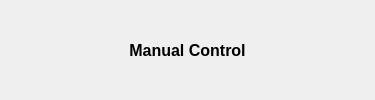
Above: src/ECM_gui/motion_dialog/widget_front_panel_motion_control.ui from dmherrington/ECM-Control-System before the change. Below: the same form after it.
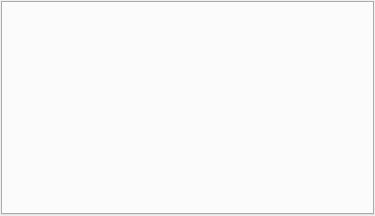
That is the form after the change.

Diff of the .ui file:
```diff
--- a/src/ECM_gui/motion_dialog/widget_front_panel_motion_control.ui
+++ b/src/ECM_gui/motion_dialog/widget_front_panel_motion_control.ui
@@ -7,7 +7,7 @@
     <x>0</x>
     <y>0</y>
     <width>375</width>
-    <height>100</height>
+    <height>216</height>
    </rect>
   </property>
   <property name="sizePolicy">
@@ -31,75 +31,28 @@
   <property name="windowTitle">
    <string>Form</string>
   </property>
-  <layout class="QVBoxLayout" name="verticalLayout">
-   <item>
-    <layout class="QHBoxLayout" name="horizontalLayout_6">
-     <item>
-      <spacer name="horizontalSpacer">
-       <property name="orientation">
-        <enum>Qt::Horizontal</enum>
-       </property>
-       <property name="sizeHint" stdset="0">
-        <size>
-         <width>40</width>
-         <height>20</height>
-        </size>
-       </property>
-      </spacer>
-     </item>
-     <item>
-      <layout class="QGridLayout" name="gridLayout_4">
-       <item row="0" column="0">
-        <widget class="QLabel" name="label_ManualControl">
-         <property name="sizePolicy">
-          <sizepolicy hsizetype="MinimumExpanding" vsizetype="Fixed">
-           <horstretch>0</horstretch>
-           <verstretch>0</verstretch>
-          </sizepolicy>
-         </property>
-         <property name="minimumSize">
-          <size>
-           <width>0</width>
-           <height>20</height>
-          </size>
-         </property>
-         <property name="maximumSize">
-          <size>
-           <width>16777215</width>
-           <height>20</height>
-          </size>
-         </property>
-         <property name="font">
-          <font>
-           <pointsize>12</pointsize>
-           <weight>75</weight>
-           <bold>true</bold>
-          </font>
-         </property>
-         <property name="text">
-          <string>Manual Control</string>
-         </property>
-         <property name="alignment">
-          <set>Qt::AlignCenter</set>
-         </property>
-        </widget>
-       </item>
-      </layout>
-     </item>
-     <item>
-      <spacer name="horizontalSpacer_2">
-       <property name="orientation">
-        <enum>Qt::Horizontal</enum>
-       </property>
-       <property name="sizeHint" stdset="0">
-        <size>
-         <width>40</width>
-         <height>20</height>
-        </size>
-       </property>
-      </spacer>
-     </item>
-    </layout>
+  <layout class="QGridLayout" name="gridLayout">
+   <property name="leftMargin">
+    <number>1</number>
+   </property>
+   <property name="topMargin">
+    <number>1</number>
+   </property>
+   <property name="rightMargin">
+    <number>1</number>
+   </property>
+   <property name="bottomMargin">
+    <number>1</number>
+   </property>
+   <property name="spacing">
+    <number>1</number>
+   </property>
+   <item row="0" column="0">
+    <widget class="QTabWidget" name="tabWidget">
+     <property name="currentIndex">
+      <number>-1</number>
+     </property>
+    </widget>
    </item>
   </layout>
  </widget>
```
